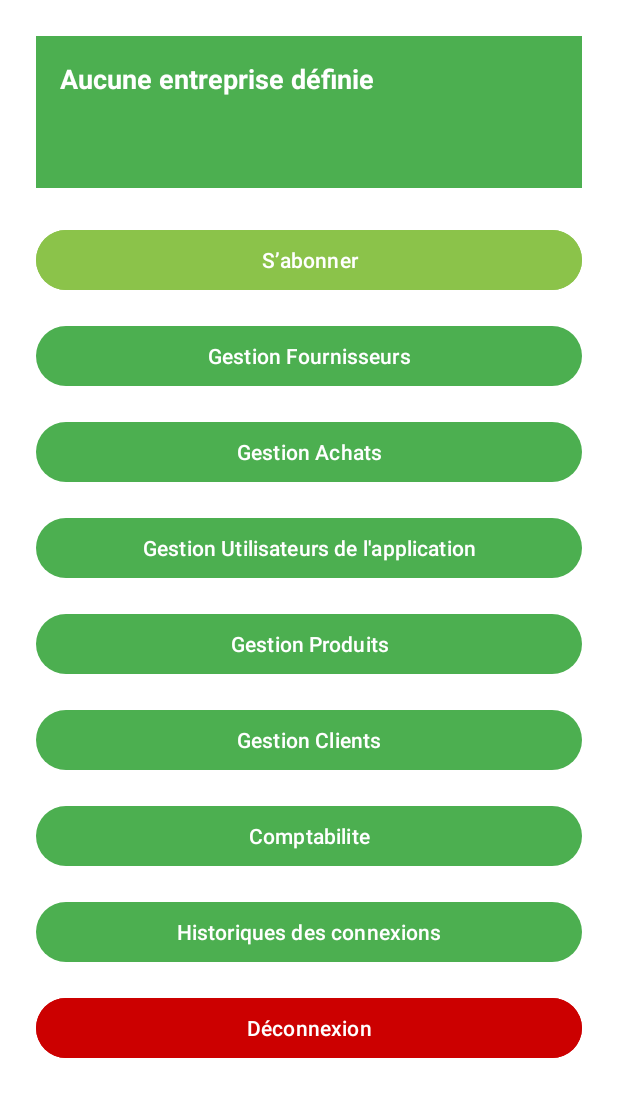
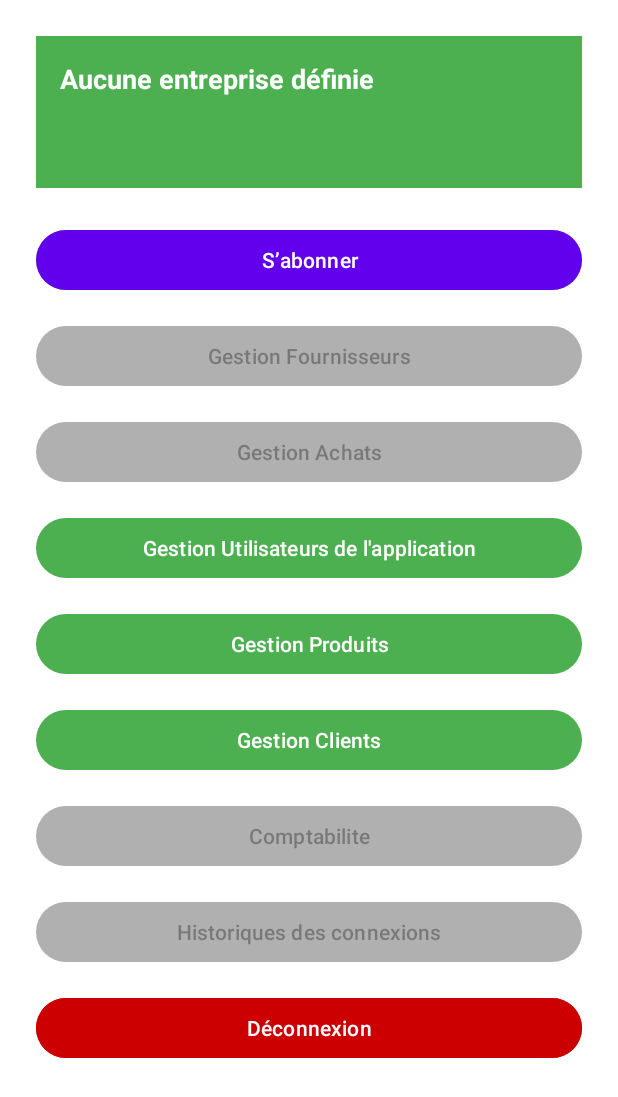
Before and after one commit to papis301/SAMACAISSEANDROID, an Android app built with Jetpack Compose: the AdminInterfaceActivity screen opened directly, with no data from a screen before it, on a phone screen of 412 x 824 dp. Shown: the top 1097 px of the screen. Run offline under Robolectric (Android 15) with nearby library versions, the phone set to English and light mode, and no system bars; our stand-ins replace Firebase (no records; nobody signed in at launch, a user with empty details on screens opened directly); 1 statement that could not run was skipped.

```diff
--- a/app/src/main/java/com/pisco/samacaisseandroid/java/AdminInterfaceActivity.java
+++ b/app/src/main/java/com/pisco/samacaisseandroid/java/AdminInterfaceActivity.java
@@ -100,6 +100,8 @@ public class AdminInterfaceActivity extends AppCompatActivity {
         if (currentUser != null) {
             checkIfUserSubscribed(currentUser, btnSubscribe);
         }
+
+        checkMonthlyPayment(currentUser);
 
         //btnSubscribe.setOnClickListener(v -> saveSubscription(user));
 
@@ -240,6 +242,10 @@ public class AdminInterfaceActivity extends AppCompatActivity {
                             Toast.makeText(this, "Connecté : " + user.getEmail(), Toast.LENGTH_SHORT).show();
                             // 🔥 Initialise les 12 mois dès la première inscription
                             initializeMonthsForNewUser(db, user, tel);
+                            Intent intent = new Intent(this, AdminInterfaceActivity.class);
+                            startActivity(intent);
+                            finish();
+
                         }
                     } else {
                         Toast.makeText(this, "Échec connexion Firebase", Toast.LENGTH_LONG).show();
@@ -382,4 +388,73 @@ public class AdminInterfaceActivity extends AppCompatActivity {
                 });
     }
 
+    private void checkMonthlyPayment(FirebaseUser user) {
+        if (user == null) return;
+
+        String uid = user.getUid();
+        String currentDay = new SimpleDateFormat("dd", Locale.getDefault()).format(new Date());
+        String currentMonth = new SimpleDateFormat("MM", Locale.getDefault()).format(new Date());
+
+        // On ne fait le check que le 1er du mois
+        //if (!currentDay.equals("01")) return;
+
+        db.collection("paiements")
+                .document(uid)
+                .get()
+                .addOnSuccessListener(documentSnapshot -> {
+                    if (documentSnapshot.exists()) {
+                        Map<String, Object> moisMap = (Map<String, Object>) documentSnapshot.get("mois");
+                        if (moisMap != null) {
+                            Map<String, Object> monthData = (Map<String, Object>) moisMap.get(currentMonth);
+                            if (monthData != null && monthData.containsKey("status")) {
+                                boolean isPaid = (boolean) monthData.get("status");
+                                if (!isPaid) {
+                                    // ❌ Mois non payé
+                                    Toast.makeText(this, "⚠️ Abonnement non payé pour ce mois !", Toast.LENGTH_LONG).show();
+                                    disableFeaturesDueToNonPayment();
+                                } else {
+                                    // ✅ Mois payé
+                                    enableFeatures();
+                                }
+                            }
+                        }
+                    } else {
+                        // Pas encore d'enregistrement pour l'utilisateur
+                        Toast.makeText(this, "⚠️ Vous n'avez pas d'abonnement actif !", Toast.LENGTH_LONG).show();
+                        disableFeaturesDueToNonPayment();
+                    }
+                })
+                .addOnFailureListener(e -> {
+                    Toast.makeText(this, "Erreur vérification paiement : " + e.getMessage(), Toast.LENGTH_LONG).show();
+                });
+    }
+
+    // Méthodes pour activer/désactiver les fonctionnalités
+    private void disableFeaturesDueToNonPayment() {
+
+        btnHistory.setEnabled(false);
+        btnHistory.setBackgroundColor(getResources().getColor(R.color.gray)); // Couleur grise
+
+        btnfour.setEnabled(false);
+        btnfour.setBackgroundColor(getResources().getColor(R.color.gray));
+
+        btnachat.setEnabled(false);
+        btnachat.setBackgroundColor(getResources().getColor(R.color.gray));
+
+        btncompta.setEnabled(false);
+        btncompta.setBackgroundColor(getResources().getColor(R.color.gray));
+
+        btnSubscribe.setEnabled(true);
+        btnSubscribe.setBackgroundColor(getResources().getColor(R.color.purple_500)); // Couleur normale
+    }
+
+    private void enableFeatures() {
+        btnHistory.setEnabled(true);
+        btnfour.setEnabled(true);
+        btnachat.setEnabled(true);
+        btncompta.setEnabled(true);
+        btnSubscribe.setEnabled(false);
+        btnSubscribe.setText("Déjà abonné");
+    }
+
 }
--- a/app/src/main/res/values/colors.xml
+++ b/app/src/main/res/values/colors.xml
@@ -10,5 +10,8 @@
     <color name="colorSecondaryVariant">#689F38</color>
     <color name="colorOnPrimary">#FFFFFF</color>
     <color name="colorOnSecondary">#000000</color>
+    <color name="gray">#B0B0B0</color>
+    <color name="purple_500">#6200EE</color>
+
 
 </resources>
```
